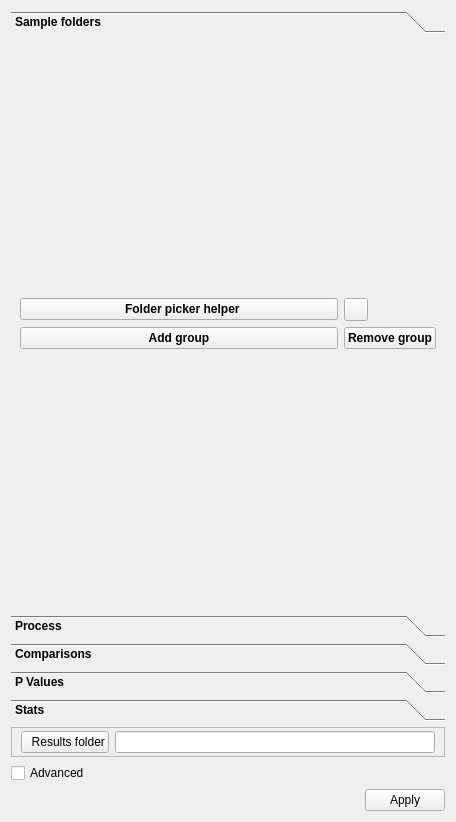
Above: ClearMap/gui/creator/batch_tab.ui from ClearAnatomics/ClearMap before the change. Below: the same form after it.
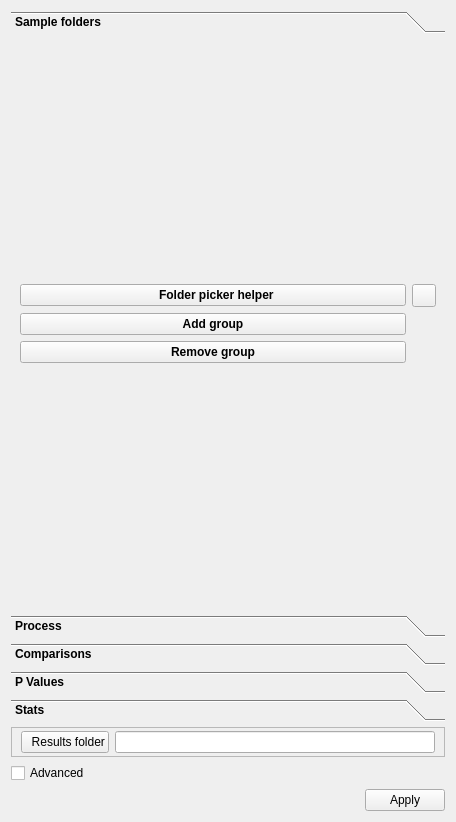
That is the form after the change. Icons and pictures are not drawn.

Commit message: Fixes batch tab and adds option to edit existing folder list

What changed in the file:
```diff
--- a/ClearMap/gui/creator/batch_tab.ui
+++ b/ClearMap/gui/creator/batch_tab.ui
@@ -78,7 +78,7 @@
            </property>
           </widget>
          </item>
-         <item row="1" column="1">
+         <item row="2" column="0">
           <widget class="QPushButton" name="removeGroupPushButton">
            <property name="text">
             <string>Remove group</string>
```
The commit also changes 2 other files.
